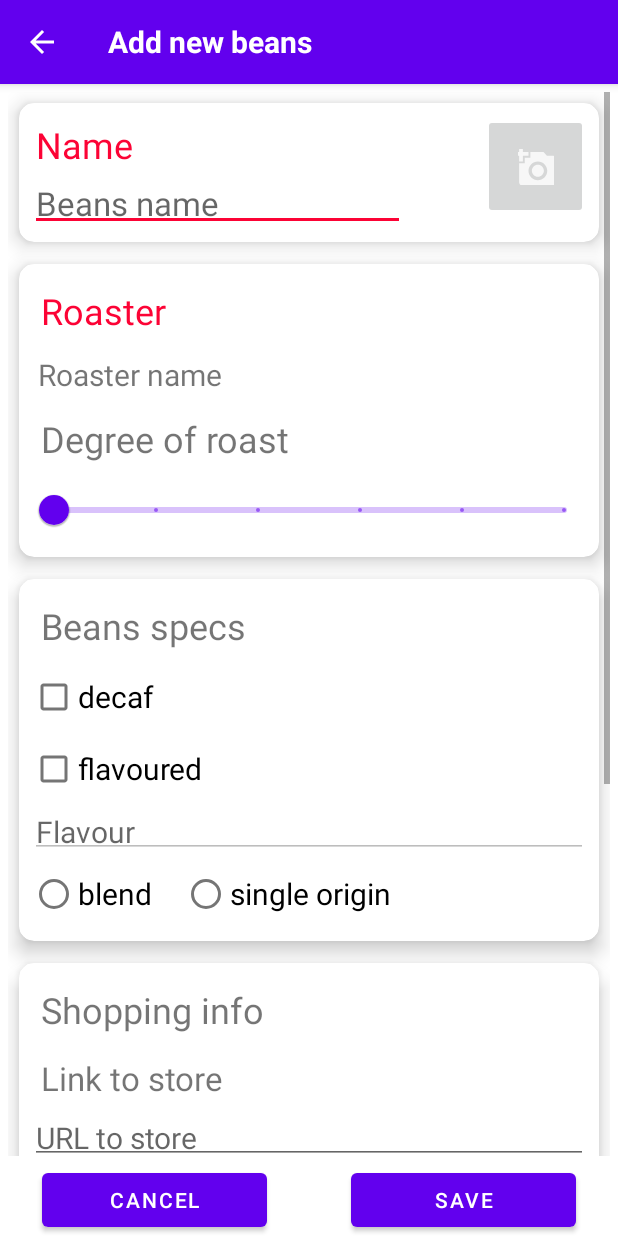
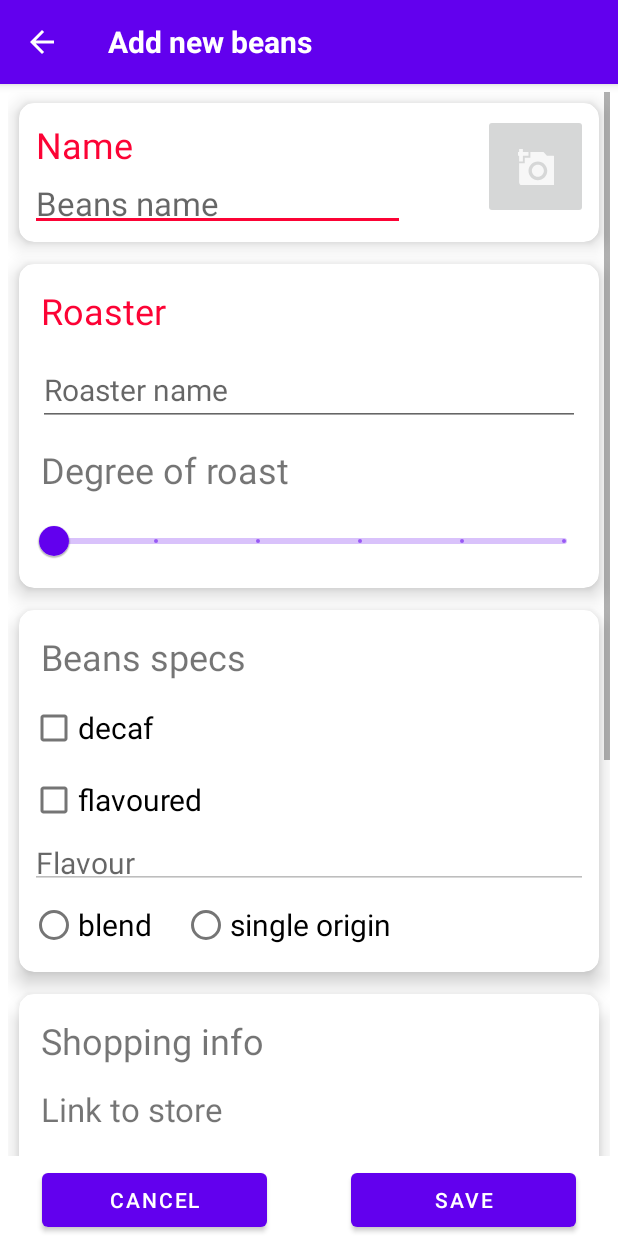
Before and after one commit to julkaswieta/coffee-app, an Android app: the AddBeans screen opened directly, with no data from a screen before it, on a phone screen of 412 x 824 dp. Run offline under Robolectric (Android 15) with nearby library versions, the phone set to English and light mode, and no system bars.

Commit message:
work on add beans - gather data

```diff
--- a/app/src/main/java/com/example/coffeeapp/AddBeans.java
+++ b/app/src/main/java/com/example/coffeeapp/AddBeans.java
@@ -1,22 +1,91 @@
 package com.example.coffeeapp;
 
+import static com.example.coffeeapp.Bean.idCounter;
+
+import androidx.annotation.NonNull;
+import androidx.annotation.Nullable;
+import androidx.annotation.RequiresApi;
 import androidx.appcompat.app.AlertDialog;
 import androidx.appcompat.app.AppCompatActivity;
 import androidx.appcompat.widget.Toolbar;
+import androidx.core.app.ActivityCompat;
+import androidx.core.content.ContextCompat;
 
+import android.Manifest;
 import android.content.DialogInterface;
+import android.content.Intent;
+import android.content.pm.PackageManager;
+import android.graphics.Bitmap;
+import android.net.Uri;
+import android.os.Build;
 import android.os.Bundle;
+import android.provider.MediaStore;
 import android.view.Menu;
 import android.view.MenuInflater;
+import android.view.View;
+import android.widget.ArrayAdapter;
+import android.widget.Button;
+import android.widget.CheckBox;
+import android.widget.EditText;
+import android.widget.ImageButton;
+import android.widget.RadioButton;
+import android.widget.RadioGroup;
+import android.widget.RatingBar;
+import android.widget.Spinner;
 import android.widget.TextView;
+import android.widget.Toast;
 
+import com.example.coffeeapp.db.CoffeeDatabase;
 import com.google.android.material.dialog.MaterialAlertDialogBuilder;
+import com.google.android.material.slider.Slider;
+
+import java.util.ArrayList;
+import java.util.Date;
 
 public class AddBeans extends AppCompatActivity {
+    private static final int GALLERY_REQUEST_CODE = 5;
+    private static final int CAMERA_REQUEST_CODE = 6;
+    private static final int CAMERA_PERMISSION_CODE = 7;
+    private static final int GALLERY_PERMISSION_CODE = 8;
+    private static final int FROM_GALLERY = 100;
+    private static final int FROM_CAMERA = 101;
+
+    // toolbar
     private Toolbar toolbar;
     private TextView toolbarTitle;
+    // dialogs
     private MaterialAlertDialogBuilder backDialogBuilder;
+    private MaterialAlertDialogBuilder photoDialogBuilder;
+    private MaterialAlertDialogBuilder saveDialogBuilder;
     private AlertDialog backDialog;
+    private AlertDialog photoDialog;
+    private AlertDialog saveDialog;
+    // bottom buttons
+    private Button cancelButton;
+    private Button saveButton;
+    // photo capture
+    private ImageButton addPhotoButton;
+    private Intent openCamera = new Intent(MediaStore.ACTION_IMAGE_CAPTURE);
+    private Intent openGallery = new Intent(Intent.ACTION_PICK, MediaStore.Images.Media.EXTERNAL_CONTENT_URI);
+    private int photoSource;
+    private Uri imageUri;
+    private Bitmap photo;
+    // views
+    private EditText txtBeansName;
+    private EditText txtRoasterName;
+    private Slider sliderDegreeOfRoast;
+    private CheckBox checkIsDecaf;
+    private CheckBox checkIsFlavoured;
+    private EditText txtFlavour;
+    private RadioGroup blendOriginGroup;
+    private RadioButton blendOriginButton;
+    private EditText txtShopUrl;
+    private EditText txtPrice;
+    private Spinner currencySpinner;
+    private RatingBar ratingBar;
+    private EditText txtNotes;
+
+
 
     @Override
     protected void onCreate(Bundle savedInstanceState) {
@@ -26,10 +95,30 @@ public class AddBeans extends AppCompatActivity {
         initViews();
     }
 
+    /**
+     * Initialises the whole layout
+     */
     private void initViews() {
         toolbar = findViewById(R.id.ab_toolbar);
         toolbarTitle = findViewById(R.id.toolbar_title);
         backDialogBuilder = new MaterialAlertDialogBuilder(this);
+        photoDialogBuilder = new MaterialAlertDialogBuilder(this);
+        saveDialogBuilder = new MaterialAlertDialogBuilder(this);
+        cancelButton = findViewById(R.id.ab_cancel_button);
+        saveButton = findViewById(R.id.ab_save_button);
+        addPhotoButton = findViewById(R.id.ab_add_photo_btn);
+        txtBeansName = findViewById(R.id.ab_beans_name);
+        txtRoasterName = findViewById(R.id.ab_roaster_name);
+        sliderDegreeOfRoast = findViewById(R.id.ab_roast_degree_slider);
+        checkIsDecaf = findViewById(R.id.ab_check_decaf);
+        checkIsFlavoured = findViewById(R.id.ab_check_flavour);
+        txtFlavour = findViewById(R.id.ab_flavour);
+        blendOriginGroup = findViewById(R.id.ab_blend_origin_group);
+        txtShopUrl = findViewById(R.id.ab_link_to_store);
+        txtPrice = findViewById(R.id.ab_cost);
+        currencySpinner = findViewById(R.id.ab_currency_spinner);
+        ratingBar = findViewById(R.id.ab_rating_bar);
+        txtNotes = findViewById(R.id.ab_notes);
 
         // set the toolbar as the action bar
         setSupportActionBar(toolbar);
@@ -38,9 +127,141 @@ public class AddBeans extends AppCompatActivity {
         // add the back button to it
         getSupportActionBar().setDisplayHomeAsUpEnabled(true);
         getSupportActionBar().setDisplayShowHomeEnabled(true);
+
+        // fill the spinner with currencies
+        ArrayList<String> currencies = new ArrayList<>();
+        currencies.add("£");
+        currencies.add("€");
+        currencies.add("zł");
+        ArrayAdapter<String> currencyAdapter =
+                new ArrayAdapter<>(this,
+                androidx.appcompat.R.layout.support_simple_spinner_dropdown_item,
+                currencies);
+        currencySpinner.setAdapter(currencyAdapter);
+
+        initListeners();
     }
 
-    /*
+    /**
+     * Defines all buttons' behaviours
+     */
+    private void initListeners() {
+        // enable or disable flavour text box
+        checkIsFlavoured.setOnClickListener(new View.OnClickListener() {
+            @Override
+            public void onClick(View view) {
+                if(checkIsFlavoured.isChecked()) {
+                    txtFlavour.setEnabled(true);
+                }
+                else {
+                    txtFlavour.setEnabled(false);
+                }
+            }
+        });
+
+        // onClickListener for the Cancel button - check if the user is sure to go back
+        cancelButton.setOnClickListener(new View.OnClickListener() {
+            @Override
+            public void onClick(View view) {
+                onBackPressed();
+            }
+        });
+
+        // onClickListener for the Save button - create a new recipe object
+        saveButton.setOnClickListener(new View.OnClickListener() {
+            @RequiresApi(api = Build.VERSION_CODES.O)
+            @Override
+            public void onClick(View view) {
+                if(txtBeansName.getText().toString().isEmpty() || txtRoasterName.getText().toString().isEmpty()) {
+                    saveDialog = saveDialogBuilder.create();
+                    saveDialogBuilder
+                            .setTitle(R.string.dialog_check_title)
+                            .setMessage(R.string.dialog_check_mandatory_beans)
+                            .setPositiveButton("Close", new DialogInterface.OnClickListener() {
+                                @Override
+                                public void onClick(DialogInterface dialogInterface, int i) {
+                                    saveDialog.dismiss();
+                                }
+                            }).show();
+                }
+                else {
+                    createBeans();
+                    finish();
+                }
+            }
+        });
+
+        addPhotoButton.setOnClickListener(new View.OnClickListener() {
+            @Override
+            public void onClick(View view) {
+                photoDialog = photoDialogBuilder.create();
+                photoDialogBuilder
+                        .setTitle(R.string.dialog_camera_gallery)
+                        .setNegativeButton("Open camera", new DialogInterface.OnClickListener() {
+                            @Override
+                            public void onClick(DialogInterface dialogInterface, int i) {
+                                // check if the user has granted permissions to use the camera - if yes, open it, if no, ask for them
+                                if(ContextCompat.checkSelfPermission(AddBeans.this, Manifest.permission.CAMERA) == PackageManager.PERMISSION_GRANTED) {
+                                    startActivityForResult(openCamera, CAMERA_REQUEST_CODE);
+                                    photoSource = FROM_CAMERA;
+                                }
+                                else {
+                                    ActivityCompat.requestPermissions(AddBeans.this, new String[]{Manifest.permission.CAMERA}, CAMERA_PERMISSION_CODE);
+                                }
+
+                            }
+                        })
+                        .setPositiveButton("Open gallery", new DialogInterface.OnClickListener() {
+                            @Override
+                            public void onClick(DialogInterface dialogInterface, int i) {
+                                // launches the gallery
+                                if(ContextCompat.checkSelfPermission(AddBeans.this, Manifest.permission.READ_EXTERNAL_STORAGE) == PackageManager.PERMISSION_GRANTED) {
+                                    startActivityForResult(openGallery, GALLERY_REQUEST_CODE);
+                                    photoSource = FROM_GALLERY;
+                                }
+                                else {
+                                    ActivityCompat.requestPermissions(AddBeans.this, new String[]{Manifest.permission.READ_EXTERNAL_STORAGE}, GALLERY_PERMISSION_CODE);
+                                }
+
+
+                            }
+                        }).show();
+            }
+        });
+    }
+
+    /**
+     * Creates a Beans object and persists it in the DB
+     */
+    private void createBeans() {
+        // TODO: gather data and create bean object + store in a db
+        Bean bean = new Bean();
+        // get the biggest latest bean id
+        CoffeeDatabase db = CoffeeDatabase.getDatabase(AddBeans.this.getApplicationContext());
+        if (db.beanDao().getAllBeans().size() > 0) {
+            idCounter = db.recipeDao().getBiggestRecipeId();
+        } else {
+            idCounter = 0;
+        }
+        bean.setId(Bean.nextId());
+        bean.setName(txtBeansName.getText().toString());
+        bean.setRoaster(txtRoasterName.getText().toString());
+        bean.setDateAdded(new Date());
+        bean.setDegreeOfRoast((int)sliderDegreeOfRoast.getValue());
+        bean.setDecaf(checkIsDecaf.isChecked());
+        bean.setFlavoured(checkIsFlavoured.isChecked());
+        bean.setFlavour(txtFlavour.getText().toString());
+        int blendOrSingle = blendOriginGroup.getCheckedRadioButtonId();
+        if(blendOrSingle == R.id.ab_blend_button) {
+            bean.setBlend(true);
+        }
+        else if(blendOrSingle == R.id.ab_single_origin_button) {
+            bean.setBlend(false);
+        }
+
+    }
+
+    /**
      * Handles the top back button
      */
     public boolean onSupportNavigateUp() {
@@ -70,4 +291,51 @@ public class AddBeans extends AppCompatActivity {
                     }
                 }).show();
     }
+
+    /**
+     * Handles results from intents launched - gallery & camera
+     */
+    @Override
+    protected void onActivityResult(int requestCode, int resultCode, @Nullable Intent data) {
+        super.onActivityResult(requestCode, resultCode, data);
+        if(resultCode == RESULT_OK && data != null) {
+            if(requestCode == GALLERY_REQUEST_CODE) {
+                Uri imageChosen = data.getData();
+                addPhotoButton.setImageURI(imageChosen);
+                imageUri = imageChosen;
+            }
+            else if(requestCode == CAMERA_REQUEST_CODE) {
+                if(!data.getExtras().isEmpty()) {
+                    photo = (Bitmap) data.getExtras().get("data");
+                    addPhotoButton.setImageBitmap(photo);
+                }
+            }
+        }
+    }
+
+    /**
+     * check if Camera or gallery access permission is granted, if so, open the camera/gallery
+     */
+    @Override
+    public void onRequestPermissionsResult(int requestCode, @NonNull String[] permissions, @NonNull int[] grantResults) {
+        super.onRequestPermissionsResult(requestCode, permissions, grantResults);
+        if(requestCode == CAMERA_REQUEST_CODE) {
+            if(grantResults.length > 0 && grantResults[0] == PackageManager.PERMISSION_GRANTED) {
+                startActivityForResult(openCamera, CAMERA_REQUEST_CODE);
+                photoSource = FROM_CAMERA;
+            }
+            else{
+                Toast.makeText(this, "Access to camera denied. Allow it from settings.", Toast.LENGTH_SHORT).show();
+            }
+        }
+        else if(requestCode == GALLERY_REQUEST_CODE) {
+            if(grantResults.length > 0 && grantResults[0] == PackageManager.PERMISSION_GRANTED) {
+                startActivityForResult(openGallery, GALLERY_REQUEST_CODE);
+                photoSource =FROM_GALLERY;
+            }
+            else{
+                Toast.makeText(this, "Access to gallery denied. Allow it from settings.", Toast.LENGTH_SHORT).show();
+            }
+        }
+    }
 }
--- a/app/src/main/java/com/example/coffeeapp/db/BeanDB.java
+++ b/app/src/main/java/com/example/coffeeapp/db/BeanDB.java
@@ -3,10 +3,13 @@ package com.example.coffeeapp.db;
 import androidx.room.Entity;
 import androidx.room.PrimaryKey;
 
+import java.util.Date;
+
 @Entity(tableName = "beans")
 public class BeanDB {
     @PrimaryKey
     public int beansId;
+    public Date dateAdded;
     public String name;
     public String roaster;
     public boolean isFlavoured;
--- a/app/src/main/java/com/example/coffeeapp/db/CoffeeDatabase.java
+++ b/app/src/main/java/com/example/coffeeapp/db/CoffeeDatabase.java
@@ -7,10 +7,11 @@ import androidx.room.Room;
 import androidx.room.RoomDatabase;
 import androidx.room.TypeConverters;
 
-@Database(entities = {RecipeDB.class, BeanDB.class}, version = 1)
+@Database(entities = {RecipeDB.class, BeanDB.class}, version = 1, exportSchema = false)
 @TypeConverters({Converters.class})
 public abstract class CoffeeDatabase extends RoomDatabase {
     public abstract RecipeDao recipeDao();
+    public abstract BeanDao beanDao();
 
     private static CoffeeDatabase INSTANCE;
 
--- a/app/src/main/res/layout/activity_add_beans.xml
+++ b/app/src/main/res/layout/activity_add_beans.xml
@@ -11,6 +11,7 @@
         layout="@layout/toolbar_add"/>
 
     <!-- TODO: add asterisks to the required fields + explanation -->
+
     <ScrollView
         android:id="@+id/ab_scroll_view"
         android:layout_width="match_parent"
@@ -37,10 +38,10 @@
                 app:cardElevation="8dp">
 
                 <RelativeLayout
+                    android:id="@+id/ab_name_card"
                     android:layout_width="match_parent"
                     android:layout_height="wrap_content"
-                    android:padding="7dp"
-                    android:id="@+id/ab_name_card">
+                    android:padding="7dp">
 
                     <TextView
                         android:id="@+id/ab_beans_name_label"
@@ -56,11 +57,11 @@
 
                     <ImageButton
                         android:id="@+id/ab_add_photo_btn"
-                        android:src="@drawable/ic_add_photo"
+                        android:layout_width="70dp"
                         android:layout_height="70dp"
-                        android:layout_width="70dp"
                         android:layout_alignParentEnd="true"
-                        android:contentDescription="@string/add_photo"/>
+                        android:contentDescription="@string/add_photo"
+                        android:src="@drawable/ic_add_photo" />
 
 
                     <EditText
@@ -101,13 +102,16 @@
                         android:textColor="@color/red"
                         android:textSize="24sp" />
 
-                    <TextView
+                    <EditText
                         android:id="@+id/ab_roaster_name"
                         android:layout_width="match_parent"
                         android:layout_height="wrap_content"
                         android:layout_below="@id/ab_roaster_label"
-                        android:layout_margin="5dp"
-                        android:text="@string/ab_hint_roaster"
+                        android:layout_marginStart="5dp"
+                        android:layout_marginTop="5dp"
+                        android:layout_marginEnd="5dp"
+                        android:layout_marginBottom="5dp"
+                        android:hint="@string/ab_hint_roaster"
                         android:textSize="20sp" />
 
                     <TextView
@@ -123,13 +127,13 @@
                         android:textSize="24sp" />
 
                     <com.google.android.material.slider.Slider
+                        android:id="@+id/ab_roast_degree_slider"
                         android:layout_width="match_parent"
                         android:layout_height="wrap_content"
                         android:layout_below="@+id/ab_roast_degree"
-                        android:id="@+id/ab_roast_degree_slider"
+                        android:stepSize="1"
                         android:valueFrom="0"
-                        android:valueTo="5"
-                        android:stepSize="1" />
+                        android:valueTo="5" />
                 </RelativeLayout>
             </androidx.cardview.widget.CardView>
 
@@ -160,7 +164,7 @@
                         android:layout_height="wrap_content"
                         android:layout_below="@id/ab_beans_specs_label"
                         android:text="@string/ab_decaf_label"
-                        android:textSize="20sp"/>
+                        android:textSize="20sp" />
 
                     <CheckBox
                         android:id="@+id/ab_check_flavour"
@@ -168,35 +172,40 @@
                         android:layout_height="wrap_content"
                         android:layout_below="@id/ab_check_decaf"
                         android:text="@string/ab_flavour_check_label"
-                        android:textSize="20sp"/>
+                        android:textSize="20sp" />
 
                     <EditText
                         android:id="@+id/ab_flavour"
                         android:layout_width="match_parent"
                         android:layout_height="wrap_content"
                         android:layout_below="@id/ab_check_flavour"
+                        android:enabled="false"
                         android:hint="@string/ab_hint_flavour"
                         android:inputType="textPersonName"
                         android:padding="4dp"
-                        android:textSize="20sp"
-                        android:enabled="false"/>
+                        android:textSize="20sp" />
 
                     <RadioGroup
+                        android:id="@+id/ab_blend_origin_group"
                         android:layout_width="match_parent"
                         android:layout_height="wrap_content"
                         android:layout_below="@id/ab_flavour"
                         android:orientation="horizontal">
+
                         <RadioButton
+                            android:id="@+id/ab_blend_button"
                             android:layout_width="wrap_content"
                             android:layout_height="wrap_content"
                             android:text="@string/ab_blend_label"
-                            android:textSize="20sp"/>
+                            android:textSize="20sp" />
+
                         <RadioButton
+                            android:id="@+id/ab_single_origin_button"
                             android:layout_width="wrap_content"
                             android:layout_height="wrap_content"
+                            android:layout_marginStart="20dp"
                             android:text="@string/ab_single_origin_label"
-                            android:textSize="20sp"
-                            android:layout_marginStart="20dp"/>
+                            android:textSize="20sp" />
                     </RadioGroup>
                 </RelativeLayout>
             </androidx.cardview.widget.CardView>
@@ -229,10 +238,10 @@
                         android:id="@+id/ab_link_label"
                         android:layout_width="match_parent"
                         android:layout_height="wrap_content"
+                        android:layout_below="@id/ab_shopping"
                         android:layout_margin="7dp"
                         android:text="@string/ab_link_label"
-                        android:textSize="22sp"
-                        android:layout_below="@id/ab_shopping"/>
+                        android:textSize="22sp" />
 
                     <EditText
                         android:id="@+id/ab_link_to_store"
@@ -248,34 +257,31 @@
                         android:id="@+id/ab_cost_label"
                         android:layout_width="match_parent"
                         android:layout_height="wrap_content"
+                        android:layout_below="@id/ab_link_to_store"
                         android:layout_margin="7dp"
                         android:text="@string/ab_cost_label"
-                        android:textSize="22sp"
-                        android:layout_below="@id/ab_link_to_store"/>
+                        android:textSize="22sp" />
 
-                    <GridLayout
+                    <LinearLayout
                         android:layout_width="match_parent"
                         android:layout_height="wrap_content"
-                        android:columnCount="2"
-                        android:orientation="horizontal"
-                        android:layout_below="@id/ab_cost_label">
+                        android:layout_below="@id/ab_cost_label"
+                        android:orientation="horizontal">
 
                         <EditText
                             android:id="@+id/ab_cost"
-                            android:layout_width="wrap_content"
+                            android:layout_width="150dp"
                             android:layout_height="wrap_content"
                             android:hint="@string/ab_hint_price"
+                            android:inputType="numberDecimal"
                             android:padding="4dp"
-                            android:textSize="20sp"
-                            android:layout_columnWeight="1"
-                            android:inputType="numberDecimal"/>
+                            android:textSize="20sp" />
 
                         <Spinner
                             android:id="@+id/ab_currency_spinner"
-                            android:layout_width="wrap_content"
-                            android:layout_height="wrap_content"
-                            android:layout_columnWeight="1"/>
-                    </GridLayout>
+                            android:layout_width="100dp"
+                            android:layout_height="wrap_content" />
+                    </LinearLayout>
                 </RelativeLayout>
             </androidx.cardview.widget.CardView>
 
@@ -306,7 +312,7 @@
                         android:layout_width="wrap_content"
                         android:layout_height="wrap_content"
                         android:layout_below="@+id/ab_rating_label"
-                        android:numStars="5"/>
+                        android:numStars="5" />
 
                 </RelativeLayout>
             </androidx.cardview.widget.CardView>
@@ -329,16 +335,16 @@
                         android:layout_height="wrap_content"
                         android:layout_margin="7dp"
                         android:text="@string/ab_notes_label"
-                        android:textSize="20sp" />
+                        android:textSize="24sp" />
 
                     <EditText
-                        android:id="@+id/inputNotes"
+                        android:id="@+id/ab_notes"
                         android:layout_width="match_parent"
                         android:layout_height="wrap_content"
-                        android:minLines="3"
+                        android:layout_below="@id/ab_notes_label"
                         android:hint="@string/ab_hint_notes"
                         android:inputType="textMultiLine"
-                        android:layout_below="@id/ab_notes_label" />
+                        android:minLines="3" />
                 </RelativeLayout>
             </androidx.cardview.widget.CardView>
 
@@ -356,7 +362,7 @@
         app:layout_constraintStart_toStartOf="parent">
 
         <Button
-            android:id="@+id/cancel_button"
+            android:id="@+id/ab_cancel_button"
             android:layout_width="150dp"
             android:layout_height="wrap_content"
             android:layout_columnWeight="50"
@@ -364,7 +370,7 @@
             android:text="@string/cancel" />
 
         <Button
-            android:id="@+id/save_button"
+            android:id="@+id/ab_save_button"
             android:layout_width="150dp"
             android:layout_height="wrap_content"
             android:layout_columnWeight="50"
--- a/app/src/main/res/values/strings.xml
+++ b/app/src/main/res/values/strings.xml
@@ -38,6 +38,7 @@
     <string name="dialog_discard_message">Your recipe will not be saved</string>
     <string name="dialog_check_title">Specify mandatory fields</string>
     <string name="dialog_check_mandatory">Recipe name, beans and preparation method have to be specified to save a recipe.</string>
+    <string name="dialog_check_mandatory_beans">Beans name and Roaster must be specified to save Beans.</string>
     <string name="dialog_camera_gallery">Take a new photo or choose an image from gallery?</string>
     <string name="dialog_delete_recipe_title">Delete this recipe?</string>
     <string name="dialog_delete_recipe_mess">This operation cannot be reversed.</string>
@@ -82,7 +83,7 @@
     <string name="ab_link_label">Link to store</string>
     <string name="ab_cost_label">Cost per kilogram</string>
     <string name="ab_rating_label">Rating</string>
-    <string name="ab_notes_label">Rating</string>
+    <string name="ab_notes_label">Notes</string>
 
 
     <!-- Add beans hints -->
```
Also changed, not shown: app/src/main/java/com/example/coffeeapp/AddRecipe.java (+43 -33 lines), app/src/main/java/com/example/coffeeapp/Bean.java (+15 -0 lines).
